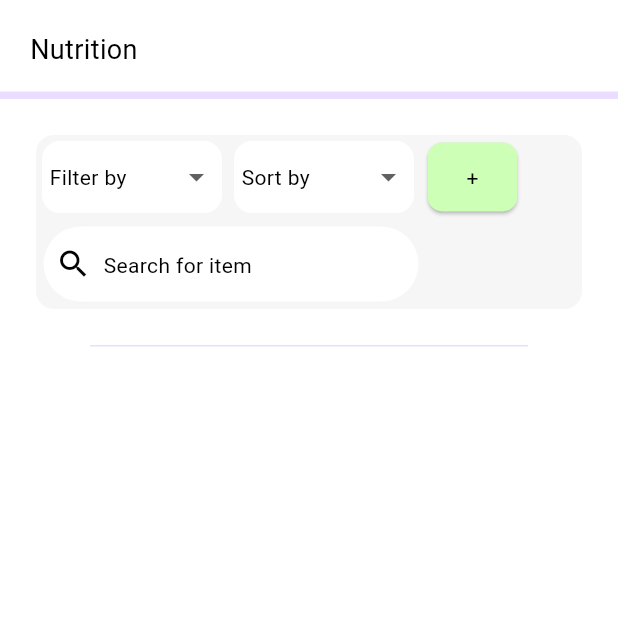
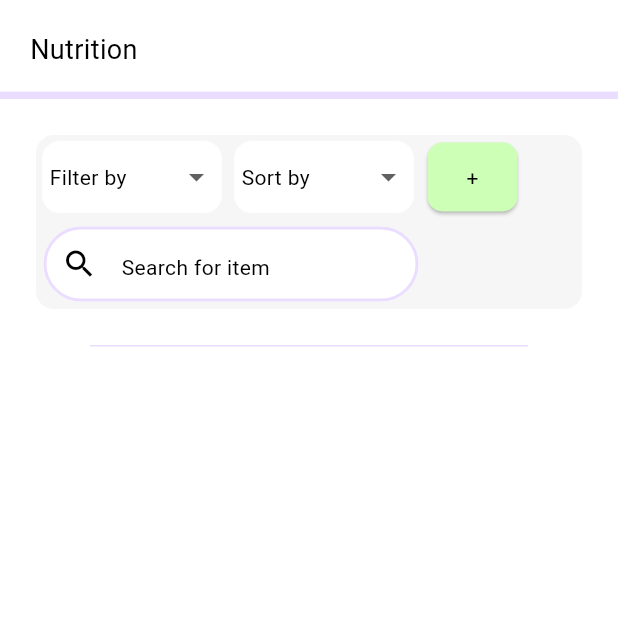
Before and after one commit to smstone0/Caloric, a Flutter app: the screen it shows after launch, item 2 of the bottom bar chosen, on a phone screen of 412 x 824 dp, the top half of it. Run offline on Flutter 3.47's test engine with Material 2 defaults, Android fonts, the phone set to English and light mode, and no system bars; our stand-ins replace sqflite; accounts and stored records are empty.

Commit message:
Replace SearchBar with TextField

```diff
--- a/lib/pages/nutrition_page.dart
+++ b/lib/pages/nutrition_page.dart
@@ -61,7 +61,7 @@ class RefineSearch extends StatelessWidget {
       'A-Z',
       'Z-A'
     ];
-
+    TextStyle style = DefaultTextStyle.of(context).style;
     return GreyCard(
         child: Wrap(
       children: [
@@ -85,13 +85,29 @@ class RefineSearch extends StatelessWidget {
           child: SizedBox(
             width: 250,
             height: 50,
-            child: SearchBar(
-              leading: const Icon(Icons.search),
-              hintText: "Search for item",
-              hintStyle: MaterialStateProperty.resolveWith(
-                  (states) => DefaultTextStyle.of(context).style),
+            child: TextField(
+              cursorColor: Colors.black,
+              decoration: InputDecoration(
+                filled: true,
+                hintText: "Search for item",
+                hintStyle: style,
+                prefixIcon: const Icon(Icons.search),
+                enabledBorder: OutlineInputBorder(
+                  borderRadius: BorderRadius.circular(45),
+                  borderSide: BorderSide(
+                    width: 2,
+                    color: Theme.of(context).primaryColor,
+                  ),
+                ),
+                focusedBorder: OutlineInputBorder(
+                  borderRadius: BorderRadius.circular(45.0),
+                  borderSide: BorderSide(
+                    width: 2.0,
+                    color: Theme.of(context).primaryColor,
+                  ),
+                ),
+              ),
               onSubmitted: (value) {},
-              elevation: MaterialStateProperty.all(0),
             ),
           ),
         ),
```
